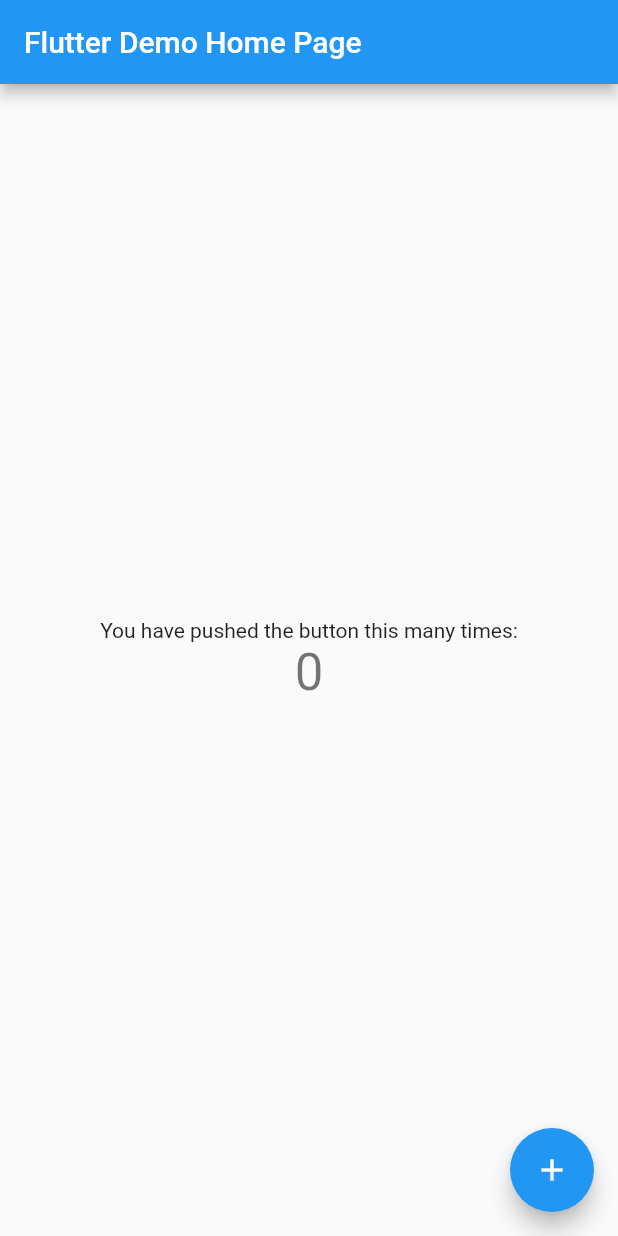
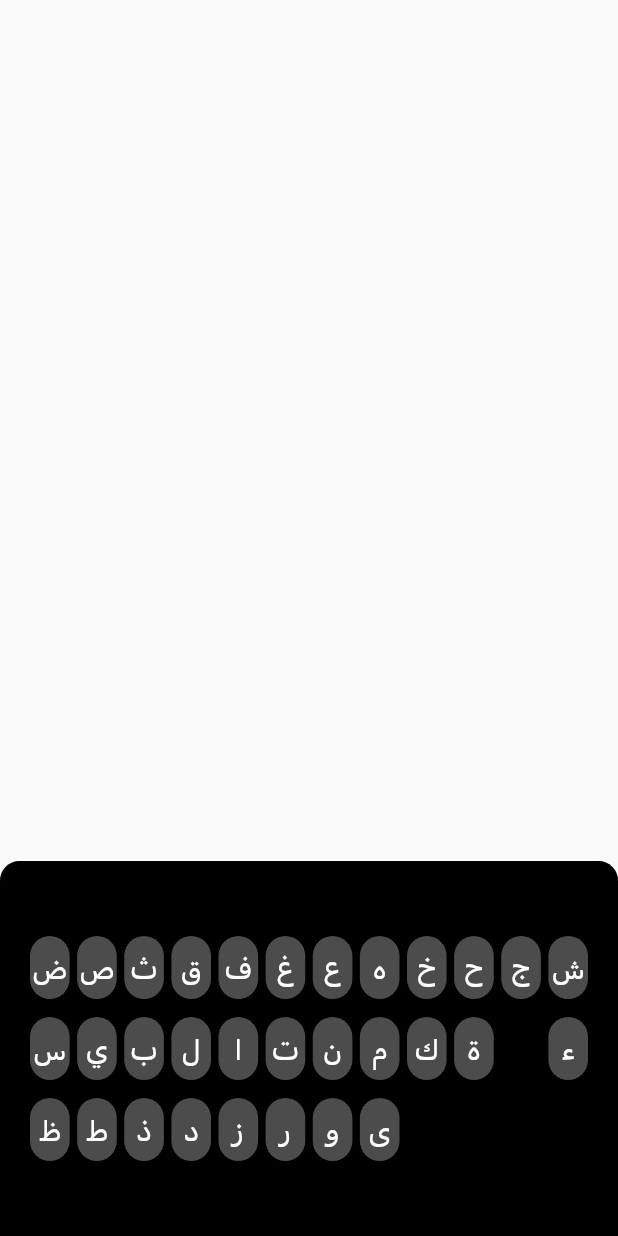
Before and after one commit to sof9816/kelma, a Flutter app: the screen it shows after launch, on a phone screen of 412 x 824 dp. Run offline on Flutter 3.47's test engine with Material 2 defaults, Android fonts, the phone set to English and light mode, and no system bars.

Commit message:
:white_check_mark: done: keyboard view
also import fonts and set theme, files and folders for the app and deps.

```diff
--- /dev/null
+++ b/lib/app.dart
@@ -0,0 +1,54 @@
+import 'package:flutter/material.dart';
+import 'package:kelma/home.dart';
+
+class App extends StatefulWidget {
+  const App({Key? key}) : super(key: key);
+  @override
+  _AppState createState() => _AppState();
+}
+
+class _AppState extends State<App> {
+  @override
+  void initState() {
+    super.initState();
+  }
+
+  // This widget is the root of your application.
+  @override
+  Widget build(BuildContext context) {
+    return MaterialApp(
+      debugShowCheckedModeBanner: false,
+      title: 'Kalemat',
+      theme: ThemeData(
+        buttonTheme: const ButtonThemeData(textTheme: ButtonTextTheme.primary),
+        textTheme: const TextTheme(
+          bodyText1: TextStyle(
+              fontFamily: "SF Arabic",
+              fontSize: 22,
+              color: Colors.white,
+              debugLabel: "Regular",
+              fontWeight: FontWeight.w400),
+          headline1: TextStyle(
+              fontFamily: "IBMPlexSansArabic",
+              fontSize: 36,
+              color: Colors.black,
+              debugLabel: "Bold",
+              fontWeight: FontWeight.w700),
+          headline2: TextStyle(
+              fontFamily: "IBMPlexSansArabic",
+              fontSize: 24,
+              color: Color(0xFFD9D9D9),
+              debugLabel: "Medium",
+              fontWeight: FontWeight.w300),
+          headline3: TextStyle(
+              fontFamily: "IBMPlexSansArabic",
+              fontSize: 14,
+              color: Color(0xFFD9D9D9),
+              debugLabel: "Light",
+              fontWeight: FontWeight.w300),
+        ),
+      ),
+      home: const Home(),
+    );
+  }
+}
--- /dev/null
+++ b/lib/home.dart
@@ -0,0 +1,103 @@
+import 'package:flutter/material.dart';
+
+class Home extends StatefulWidget {
+  const Home({Key? key}) : super(key: key);
+
+  @override
+  _HomeState createState() => _HomeState();
+}
+
+class _HomeState extends State<Home> {
+  String letters =
+      "ض0ص0ث0ق0ف0غ0ع0ه0خ0ح0ج0ش0س0ي0ب0ل0ا0ت0ن0م0ك0ة0ء0ظ0ط0ذ0د0ز0ر0و0ى";
+
+  @override
+  Widget build(BuildContext context) {
+    return Scaffold(
+      // appBar: AppBar(),
+      body: Center(
+        child: Stack(
+          children: [
+            Positioned(
+              bottom: 0,
+              left: 0,
+              right: 0,
+              child: Container(
+                height: 250,
+                decoration: const BoxDecoration(
+                  color: Colors.black,
+                  borderRadius: BorderRadius.only(
+                      topLeft: Radius.circular(13.0),
+                      topRight: Radius.circular(13.0)),
+                ),
+                child: GridView.builder(
+                    padding: const EdgeInsets.fromLTRB(20, 50, 20, 50),
+                    gridDelegate:
+                        const SliverGridDelegateWithMaxCrossAxisExtent(
+                            maxCrossAxisExtent: 26,
+                            mainAxisExtent: 42,
+                            childAspectRatio: 26 / 42,
+                            crossAxisSpacing: 5,
+                            mainAxisSpacing: 12),
+                    itemCount: letters.split("0").length + 2,
+                    itemBuilder: (BuildContext ctx, index) {
+                      return GestureDetector(
+                        onTap: () {
+                          int newIndex = index + 1;
+                          int count = letters.split("0").length;
+                          if (newIndex == 23 || newIndex == count + 2) {
+                            return;
+                          }
+                        },
+                        child: Container(
+                          width: 29,
+                          height: 42,
+                          alignment: Alignment.center,
+                          child: letterWidget(index, letters),
+                          decoration: BoxDecoration(
+                              color: getColor(index),
+                              borderRadius: BorderRadius.circular(15)),
+                        ),
+                      );
+                    }),
+              ),
+            ),
+          ],
+        ),
+      ),
+      // This trailing comma makes auto-formatting nicer for build methods.
+    );
+  }
+
+  Color getColor(index) {
+    int newIndex = index + 1;
+    int count = letters.split("0").length;
+    if (newIndex == 23 || newIndex == count + 2) {
+      return Colors.black;
+    } else {
+      return const Color.fromARGB(89, 217, 217, 217);
+    }
+  }
+
+  Widget letterWidget(index, letters) {
+    int count = letters.split("0").length;
+    int newIndex = index + 1;
+    if (newIndex == 23) {
+      return const Text("");
+    }
+    if (newIndex == count + 2) {
+      return const Text("");
+    }
+    if (newIndex > 23 && newIndex < count + 2) {
+      return Text(
+        letters.split("0")[index - 1],
+        style: Theme.of(context).textTheme.bodyText1!.copyWith(fontSize: 20),
+      );
+    }
+    String letter = letters.split("0")[index];
+    return Text(
+      letter,
+      style: Theme.of(context).textTheme.bodyText1!.copyWith(fontSize: 20),
+    );
+  }
+}
--- a/lib/main.dart
+++ b/lib/main.dart
@@ -1,67 +1,6 @@
 import 'package:flutter/material.dart';
+import 'package:kelma/app.dart';
 
 void main() {
-  runApp(const MyApp());
+  runApp(const App());
 }
-
-class MyApp extends StatelessWidget {
-  const MyApp({Key? key}) : super(key: key);
-  // This widget is the root of your application.
-  @override
-  Widget build(BuildContext context) {
-    return MaterialApp(
-      title: 'Flutter Demo',
-      theme: ThemeData(
-        primarySwatch: Colors.blue,
-      ),
-      home: const MyHomePage(title: 'Flutter Demo Home Page'),
-    );
-  }
-}
-
-class MyHomePage extends StatefulWidget {
-  const MyHomePage({Key? key, required this.title}) : super(key: key);
-
-  final String title;
-
-  @override
-  State<MyHomePage> createState() => _MyHomePageState();
-}
-
-class _MyHomePageState extends State<MyHomePage> {
-  int _counter = 0;
-
-  void _incrementCounter() {
-    setState(() {
-      _counter++;
-    });
-  }
-
-  @override
-  Widget build(BuildContext context) {
-    return Scaffold(
-      appBar: AppBar(
-        title: Text(widget.title),
-      ),
-      body: Center(
-        child: Column(
-          mainAxisAlignment: MainAxisAlignment.center,
-          children: <Widget>[
-            const Text(
-              'You have pushed the button this many times:',
-            ),
-            Text(
-              '$_counter',
-              style: Theme.of(context).textTheme.headline4,
-            ),
-          ],
-        ),
-      ),
-      floatingActionButton: FloatingActionButton(
-        onPressed: _incrementCounter,
-        tooltip: 'Increment',
-        child: const Icon(Icons.add),
-      ), // This trailing comma makes auto-formatting nicer for build methods.
-    );
-  }
-}
```
Also changed, not shown: pubspec.yaml (+15 -14 lines), assets/fonts/IBMPlexSansArabic-Bold.ttf (added), assets/fonts/IBMPlexSansArabic-Light.ttf (added), assets/fonts/IBMPlexSansArabic-Medium.ttf (added), assets/fonts/SF-Arabic-font.ttf (added), pubspec.lock, 1 other file.
